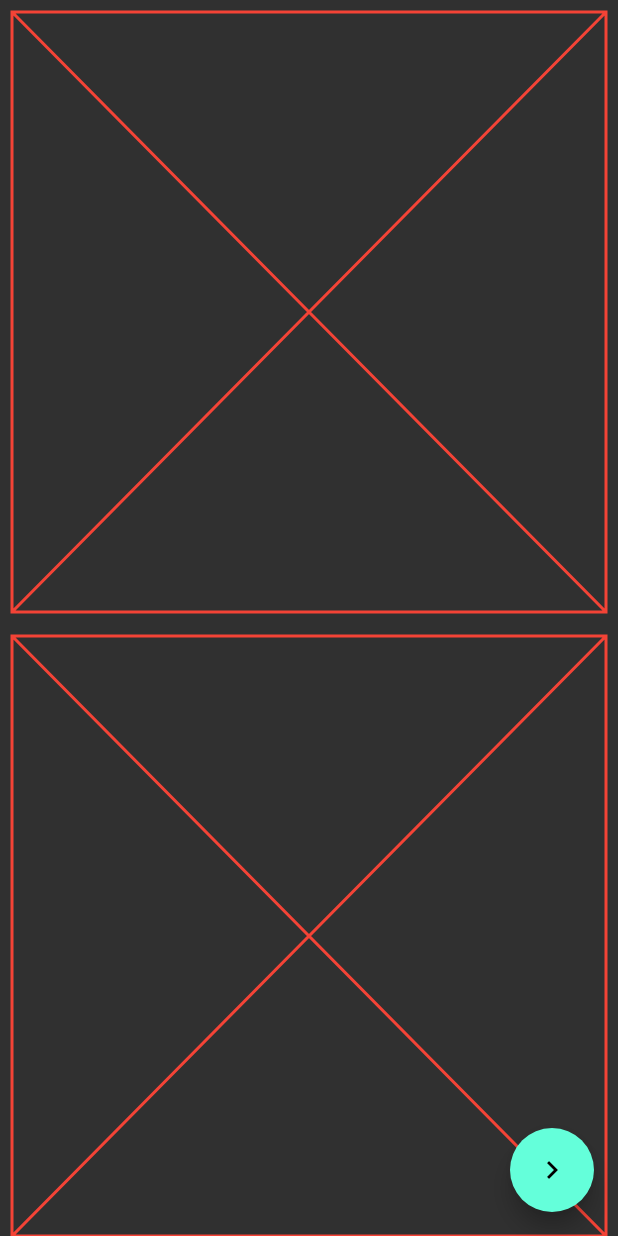
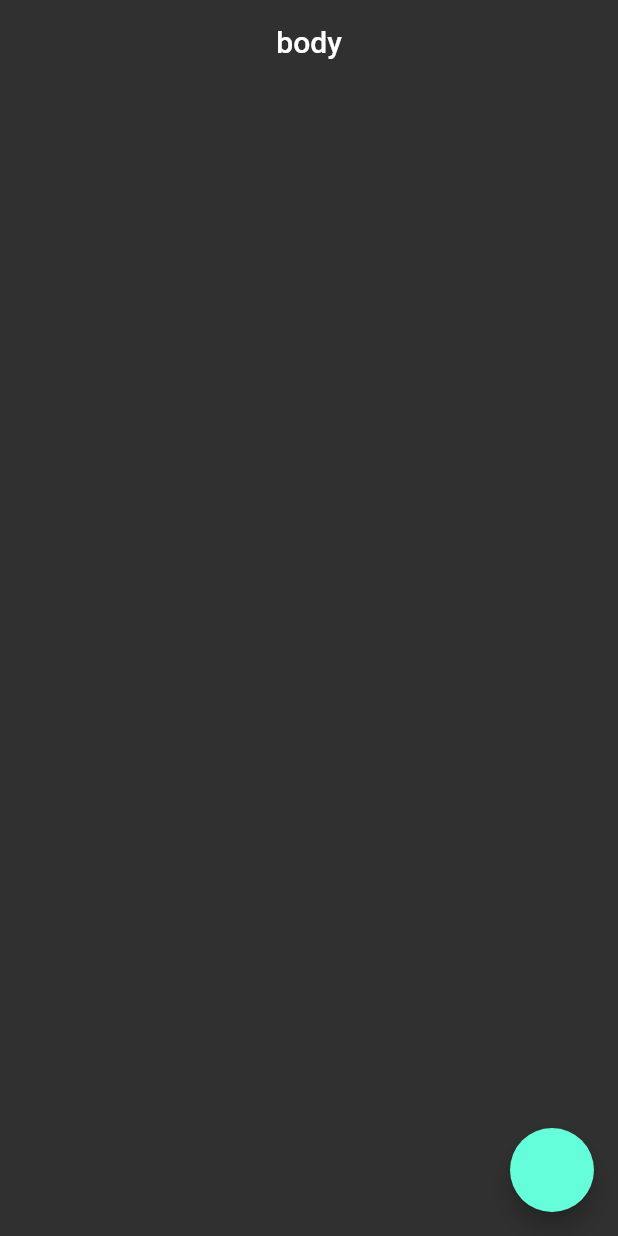
Before and after one commit to Halil-Dursun/flutter_full_learn, a Flutter app: the screen it shows after launch, on a phone screen of 412 x 824 dp. Run offline on Flutter 3.47's test engine with Material 2 defaults, Android fonts, the phone set to English and light mode, and no system bars.

Commit message:
last changes

```diff
--- /dev/null
+++ b/lib/202/model_learn.dart
@@ -0,0 +1,130 @@
+import 'package:flutter/material.dart';
+
+class PostModel {
+  int? userId;
+  int? id;
+  String? title;
+  String? body;
+}
+
+class PostModel2 {
+  int userId;
+  int id;
+  String title;
+  String body;
+
+  PostModel2(this.userId, this.id, this.title, this.body);
+}
+
+class PostModel3 {
+  final int userId;
+  final int id;
+  final String title;
+  final String body;
+
+  PostModel3(this.userId, this.id, this.title, this.body);
+}
+
+class PostModel4 {
+  final int userId;
+  final int id;
+  final String title;
+  final String body;
+  PostModel4({
+    required this.userId,
+    required this.id,
+    required this.title,
+    required this.body,
+  });
+}
+
+class PostModel5 {
+  int _userId;
+  int _id;
+  String _title;
+  String _body;
+
+  int get userId => _userId;
+
+  PostModel5(
+      {required int userId,
+      required int id,
+      required String title,
+      required String body})
+      : _userId = userId,
+        _id = id,
+        _title = title,
+        _body = body;
+  // {
+  //   _userId = userId;
+  //   _id = id;
+  //   _title = title;
+  //   _body = body;
+  // }
+}
+
+class PostModel6 {
+  late int _userId;
+  late int _id;
+  late String _title;
+  late String _body;
+
+  String get title => _title;
+
+  PostModel6(
+      {required int userId,
+      required int id,
+      required String title,
+      required String body}) {
+    _userId = userId;
+    _id = id;
+    _title = title;
+    _body = body;
+  }
+}
+
+class PostModel7 {
+  late int _userId;
+  late int _id;
+  late String _title;
+  late String _body;
+
+  PostModel7(
+      {int userId = 0, int id = 0, String title = '', String body = ''}) {
+    _userId = userId;
+    _id = id;
+    _title = title;
+    _body = body;
+  }
+}
+
+class PostModel8 {
+  final int? userId;
+  final int? id;
+  final String? title;
+  String? body;
+
+  PostModel8({this.userId, this.id, this.title, this.body});
+
+  void updateBody(String? data){
+    if(data !=null && data.isNotEmpty){
+      body = data;
+    }
+  }
+
+  PostModel8 copyWith({
+  final int? userId,
+  final int? id,
+  final String? title,
+  final String? body,
+  }) {
+    return PostModel8(
+      userId: userId ?? this.userId,
+      id: id ?? this.id,
+      title: title ?? this.title,
+      body: body ?? this.body,
+    );
+  }
+
+
+}
--- /dev/null
+++ b/lib/202/model_learn_view.dart
@@ -0,0 +1,56 @@
+import 'package:flutter/material.dart';
+import 'package:flutter_full_learn/202/model_learn.dart';
+
+class ModelLearnView extends StatefulWidget {
+  const ModelLearnView({Key? key}) : super(key: key);
+
+  @override
+  State<ModelLearnView> createState() => _ModelLearnViewState();
+}
+
+class _ModelLearnViewState extends State<ModelLearnView> {
+  var user9 = PostModel8(body: 'body');
+
+  @override
+  void initState() {
+    super.initState();
+    final user1 = PostModel()
+    ..userId =0
+    ..body = 'Vb';
+    user1.body='hello';
+
+    final user2 = PostModel2(2, 2, 'title', 'body');
+    user2.body = 'bodyyy';
+
+    final user3 = PostModel3(3, 3, 'title', 'body');
+    //user3.body = 'ahmet'; final olduğu için değiştiremeyiz
+
+    final user4 = PostModel4(userId: 4, id: 4, title: '2', body: 'body');
+    //user4.body = 'a'; final değiştiremeyiz
+
+    final user5 = PostModel5(userId: 5, id: 5, title: 'title', body: 'body');
+    user5.userId;
+
+    final user6 = PostModel6(userId: 6 , id: 6, title: 'title', body: 'body');
+    user6.title;
+
+    final user7 = PostModel7();
+
+    //Service
+    final user8 = PostModel8(body: 'body');
+  }
+  @override
+  Widget build(BuildContext context) {
+    return Scaffold(
+      floatingActionButton: FloatingActionButton(onPressed: (){
+        setState(() {
+          user9 = user9.copyWith(title: 'vb');
+          user9.updateBody('updateBody');
+        });
+      }),
+      appBar: AppBar(
+        title: Text(user9.body ?? 'Not has any data'),
+      ),
+    );
+  }
+}
--- a/lib/main.dart
+++ b/lib/main.dart
@@ -22,6 +22,8 @@
 import 'package:flutter_full_learn/101/stateless_learn.dart';
 import 'package:flutter_full_learn/101/text_field_learn.dart';
 import 'package:flutter_full_learn/101/text_learn_view.dart';
+import 'package:flutter_full_learn/202/model_learn_view.dart';
+import 'package:flutter_full_learn/202/tab_learn.dart';
 import 'package:flutter_full_learn/demos/color_demos_view.dart';
 import 'package:flutter_full_learn/demos/color_life_cycle_view.dart';
 import 'package:flutter_full_learn/demos/my_collection_demos.dart';
@@ -44,6 +46,16 @@
       title: 'Flutter Demo',
       debugShowCheckedModeBanner: false,
       theme: ThemeData.dark().copyWith(
+
+        bottomAppBarTheme: const BottomAppBarTheme(
+          shape: CircularNotchedRectangle(),
+        ),
+
+        tabBarTheme: const TabBarTheme(
+          labelColor: Colors.white,
+          unselectedLabelColor: Colors.red,
+          indicatorSize: TabBarIndicatorSize.label
+        ),
         inputDecorationTheme: const InputDecorationTheme(
           filled: true,
           fillColor:  Colors.white,
@@ -68,7 +80,7 @@
           elevation: 0,
         )
       ),
-      home: const NavigationLearn(),
+      home: const ModelLearnView(),
     );
   }
 }
```
Also changed, not shown: lib/202/tab_learn.dart (added, +75 -0 lines).
